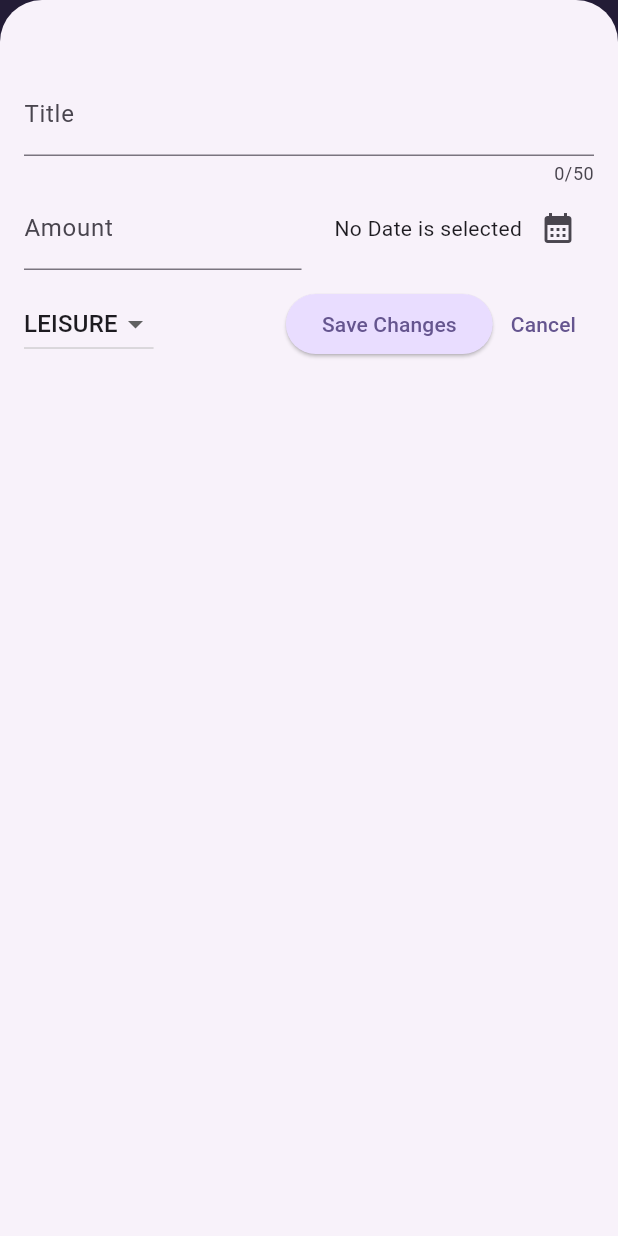
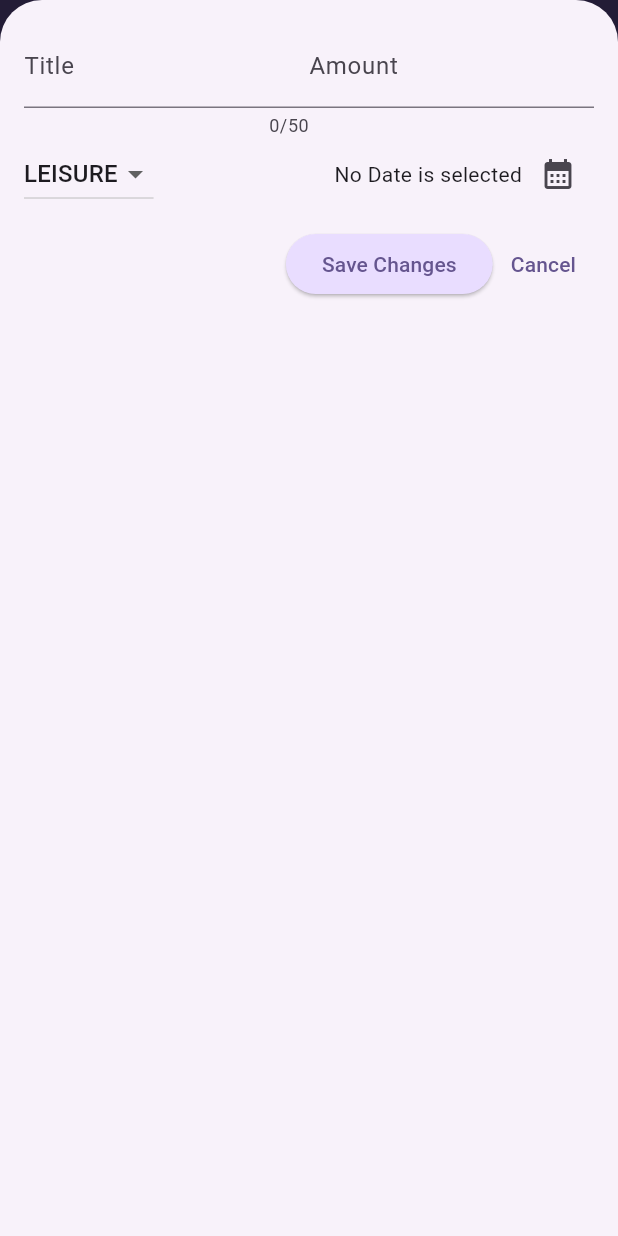
Before and after one commit to Mo-Khater/expanse_tracker, a Flutter app: the screen it shows after launch, after a tap on the "add" icon, on a phone screen of 412 x 824 dp. Run offline on Flutter 3.47's test engine with Material 3 defaults, Android fonts, the phone set to English and light mode, and no system bars.

Commit message:
add responsivity to the app

```diff
--- a/lib/main.dart
+++ b/lib/main.dart
@@ -1,5 +1,6 @@
 import 'package:expanse_tracker/widgets/expanses.dart';
 import 'package:flutter/material.dart';
+import 'package:flutter/services.dart';
 
 final kColorScheme =
     ColorScheme.fromSeed(seedColor: const Color.fromARGB(255, 96, 59, 181));
@@ -9,6 +10,9 @@ final kDarkColorScheme = ColorScheme.fromSeed(
     brightness: Brightness.dark);
 
 void main() {
+  // WidgetsFlutterBinding.ensureInitialized();
+  // SystemChrome.setPreferredOrientations([DeviceOrientation.portraitUp])
+  //     .then((fn) => {
   runApp(
     MaterialApp(
       darkTheme: ThemeData.dark().copyWith(
@@ -38,3 +42,5 @@ void main() {
     ),
   );
 }
+//           });
+// }
--- a/lib/widgets/expanses.dart
+++ b/lib/widgets/expanses.dart
@@ -36,6 +36,7 @@ class _ExpansesState extends State<Expanses> {
   void _addExpense() {
     //showModalBottomSheet
     showModalBottomSheet(
+        useSafeArea: true,
         isScrollControlled: true,
         context: context,
         builder: (ctx) => NewExpanse(addExpanse));
@@ -64,6 +65,8 @@ class _ExpansesState extends State<Expanses> {
 
   @override
   Widget build(BuildContext context) {
+    final width = MediaQuery.of(context).size.width;
+
     Widget mainContent = const Center(
       child: Text('no expanses found start add some'),
     );
@@ -79,12 +82,19 @@ class _ExpansesState extends State<Expanses> {
           IconButton(onPressed: _addExpense, icon: const Icon(Icons.add))
         ],
       ),
-      body: Column(
-        children: [
-          Chart(expenses: _expanses),
-          Expanded(child: mainContent),
-        ],
-      ),
+      body: width < 600
+          ? Column(
+              children: [
+                Chart(expenses: _expanses),
+                Expanded(child: mainContent),
+              ],
+            )
+          : Row(
+              children: [
+                Expanded(child: Chart(expenses: _expanses)),
+                Expanded(child: mainContent),
+              ],
+            ),
     );
   }
 }
--- a/lib/widgets/new_expanse.dart
+++ b/lib/widgets/new_expanse.dart
@@ -67,15 +67,76 @@ class _NewExpanseState extends State<NewExpanse> {
 
   @override
   Widget build(BuildContext context) {
-    return Padding(
-      padding: const EdgeInsets.fromLTRB(16, 48, 16, 16),
+    return LayoutBuilder(builder: (ctx, contrains) {
+      double width = contrains.maxHeight;
+      return SizedBox(
+        width: double.infinity,
+        child: Padding(
+          padding: const EdgeInsets.fromLTRB(16, 16, 16, 16),
           child: Column(
             children: [
+              if (width > 600)
+                Row(
+                  crossAxisAlignment: CrossAxisAlignment.start,
+                  children: [
+                    Expanded(
+                      child: TextField(
+                        controller: _titleController, // Fixed the typo here
+                        maxLength: 50,
+                        decoration: const InputDecoration(label: Text('Title')),
+                      ),
+                    ),
+                    Expanded(
+                      child: TextField(
+                        controller: _amountController,
+                        keyboardType: TextInputType.number,
+                        decoration: const InputDecoration(
+                          prefixText: '\$ ',
+                          label: Text("Amount"),
+                        ),
+                      ),
+                    ),
+                  ],
+                )
+              else
                 TextField(
                   controller: _titleController, // Fixed the typo here
                   maxLength: 50,
                   decoration: const InputDecoration(label: Text('Title')),
                 ),
+              if (width > 600)
+                Row(
+                  children: [
+                    DropdownButton(
+                        value: _selectedCategory,
+                        items: Category.values
+                            .map((e) => DropdownMenuItem(
+                                value: e, child: Text(e.name.toUpperCase())))
+                            .toList(),
+                        onChanged: (value) {
+                          if (value == null) return;
+                          setState(() {
+                            _selectedCategory = value;
+                          });
+                        }),
+                    Expanded(
+                      child: Row(
+                        mainAxisAlignment: MainAxisAlignment.end,
+                        crossAxisAlignment: CrossAxisAlignment.center,
+                        children: [
+                          Text(_selectedDate == null
+                              ? 'No Date is selected'
+                              : formatter.format(_selectedDate!)),
+                          IconButton(
+                            onPressed: _presentDatePicker,
+                            icon: const Icon(Icons.calendar_month),
+                          )
+                        ],
+                      ),
+                    )
+                  ],
+                )
+              else
                 Row(
                   children: [
                     Expanded(
@@ -88,7 +149,8 @@ class _NewExpanseState extends State<NewExpanse> {
                         ),
                       ),
                     ),
-              const SizedBox(width: 10), // Add some space between the widgets
+                    const SizedBox(
+                        width: 10), // Add some space between the widgets
                     Expanded(
                       child: Row(
                         mainAxisAlignment: MainAxisAlignment.end,
@@ -111,6 +173,7 @@ class _NewExpanseState extends State<NewExpanse> {
               ),
               Row(
                 children: [
+                  if (width < 600)
                     DropdownButton(
                         value: _selectedCategory,
                         items: Category.values
@@ -138,6 +201,8 @@ class _NewExpanseState extends State<NewExpanse> {
               )
             ],
           ),
+        ),
       );
+    });
   }
 }
```
Also changed, not shown: 1 other file. Lines whose indentation alone changed are shown as unchanged.
